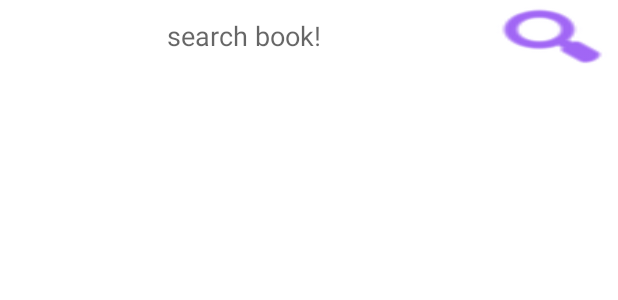
After one commit to Parkduksung/AroundGym, an Android app: the layout fragment_search.xml on its own in the app's theme, with its tools: preview values and no code run, on a phone screen of 412 x 824 dp. The commit adds this screen. Shown: the top 300 px of the screen. Run offline under Robolectric (Android 15) with nearby library versions, the phone set to English and light mode, and no system bars.

Commit message:
[feature] searchFragment 나누고 click 작업.

```diff
--- /dev/null
+++ b/app/src/main/res/layout/fragment_search.xml
@@ -0,0 +1,41 @@
+<?xml version="1.0" encoding="utf-8"?>
+<androidx.constraintlayout.widget.ConstraintLayout xmlns:android="http://schemas.android.com/apk/res/android"
+    android:layout_width="match_parent"
+    android:layout_height="match_parent"
+    xmlns:app="http://schemas.android.com/apk/res-auto">
+
+    <EditText
+        android:id="@+id/et_input_book"
+        android:layout_width="0dp"
+        android:layout_height="0dp"
+        android:background="@null"
+        android:gravity="center"
+        android:hint="search book!"
+        android:lines="1"
+        app:layout_constraintBottom_toBottomOf="@id/button_search"
+        app:layout_constraintEnd_toStartOf="@id/button_search"
+        app:layout_constraintStart_toStartOf="parent"
+        app:layout_constraintTop_toTopOf="@id/button_search" />
+
+    <Button
+        android:id="@+id/button_search"
+        android:layout_width="wrap_content"
+        android:layout_height="wrap_content"
+        android:background="@android:drawable/ic_menu_search"
+        app:layout_constraintBottom_toBottomOf="parent"
+        app:layout_constraintEnd_toEndOf="parent"
+        app:layout_constraintHorizontal_bias="1"
+        app:layout_constraintStart_toStartOf="parent"
+        app:layout_constraintTop_toTopOf="parent"
+        app:layout_constraintVertical_bias=".0" />
+
+    <ListView
+        android:id="@+id/list_book"
+        android:layout_width="match_parent"
+        android:layout_height="0dp"
+        app:layout_constraintBottom_toBottomOf="parent"
+        app:layout_constraintTop_toBottomOf="@id/button_search" />
+
+
+
+</androidx.constraintlayout.widget.ConstraintLayout>
```
Also changed, not shown: app/src/main/java/com/example/aroundgym/BookAdapter.kt (+14 -3 lines), app/src/main/java/com/example/aroundgym/MainActivity.kt (+4 -33 lines), app/src/main/java/com/example/aroundgym/SearchFragment.kt (added, +104 -0 lines), app/src/main/res/layout/activity_main.xml (+3 -31 lines).
